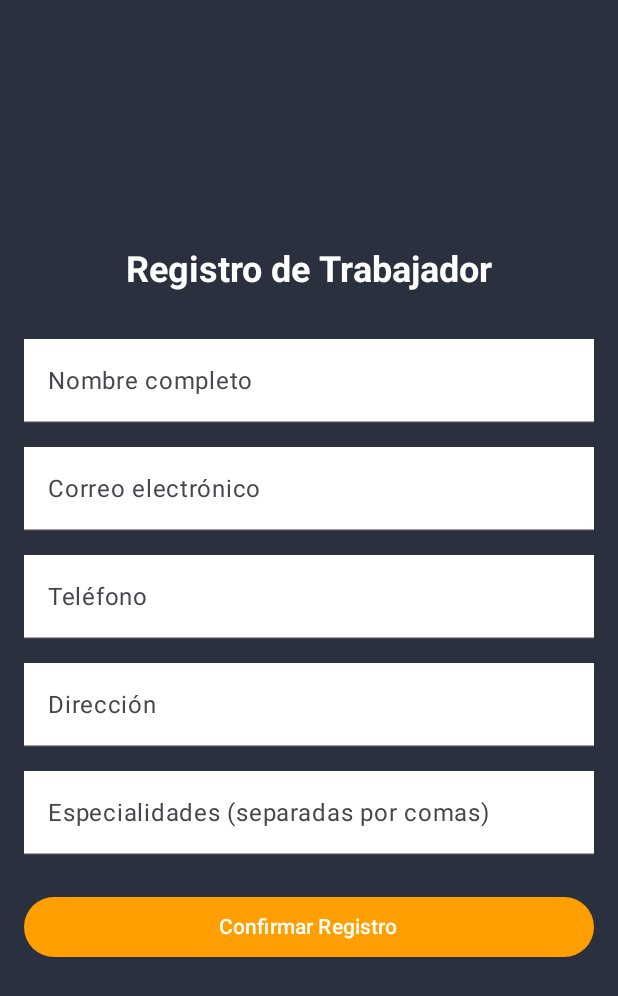
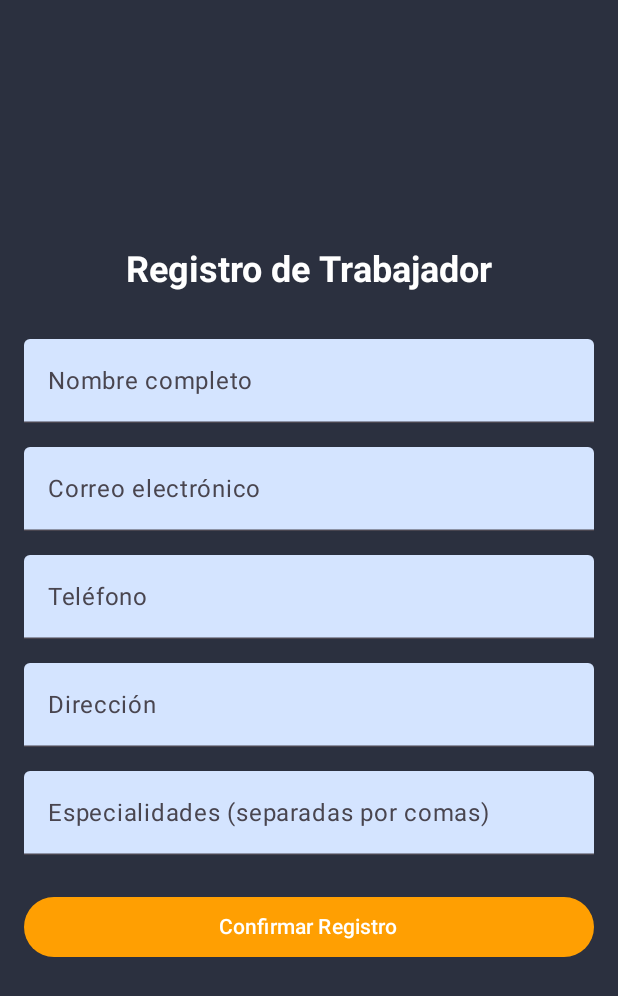
Before and after one commit to apuchigay/PetApp, an Android app built with Jetpack Compose: the TrabajadorScreen screen opened through its navigation route, on a phone screen of 412 x 824 dp. Shown: the top 996 px of the screen. Run offline under Robolectric (Android 15) with nearby library versions, the phone set to English and light mode, and no system bars; our stand-ins replace Room's generated code; libraries missing offline, so code that uses them is left out: com.google.firebase.crashlytics.

Commit message:
Modificacion de formulario y prueba de insersion en BD

```diff
--- a/app/src/main/java/com/example/cuidadoanimal/DAO/PersonaDao.kt
+++ b/app/src/main/java/com/example/cuidadoanimal/DAO/PersonaDao.kt
@@ -7,7 +7,7 @@ import com.example.cuidadoanimal.Model.Persona
 interface PersonaDao {
 
     @Insert(onConflict = OnConflictStrategy.REPLACE)
-    suspend fun insertPersona(persona: Persona)
+    suspend fun insertPersona(persona: Persona): Long  // Cambiado a Long para retornar el ID
 
     @Update
     suspend fun updatePersona(persona: Persona)
--- a/app/src/main/java/com/example/cuidadoanimal/MainActivity.kt
+++ b/app/src/main/java/com/example/cuidadoanimal/MainActivity.kt
@@ -22,8 +22,12 @@ class MainActivity : ComponentActivity() {
             // Crear el NavHostController
             val navController = rememberNavController()
 
-            // Pasar el navController y autenticacionRepository a la función de Navigation
-            Navigation(navController = navController, autenticacionRepository = autenticacionRepository)
+            // Pasar el navController, autenticacionRepository y database a la función de Navigation
+            Navigation(
+                navController = navController,
+                autenticacionRepository = autenticacionRepository,
+                db = database // Agregar la base de datos como parámetro
+            )
         }
     }
 }
--- a/app/src/main/java/com/example/cuidadoanimal/Repository/PersonaRepository.kt
+++ b/app/src/main/java/com/example/cuidadoanimal/Repository/PersonaRepository.kt
@@ -7,8 +7,8 @@ import kotlinx.coroutines.withContext
 
 class PersonaRepository(private val personaDao: PersonaDao) {
 
-    suspend fun insertPersona(persona: Persona) {
-        withContext(Dispatchers.IO) {
+    suspend fun insertPersona(persona: Persona): Long { // Cambiado para retornar Long
+        return withContext(Dispatchers.IO) {
             personaDao.insertPersona(persona)
         }
     }
--- a/app/src/main/java/com/example/cuidadoanimal/Screen/Navigation.kt
+++ b/app/src/main/java/com/example/cuidadoanimal/Screen/Navigation.kt
@@ -5,21 +5,19 @@ import androidx.navigation.NavHostController
 import androidx.navigation.compose.NavHost
 import androidx.navigation.compose.composable
 import com.example.cuidadoanimal.Repository.AutenticacionRepository
+import com.example.cuidadoanimal.Database.CuidadoAnimalDatabase
 
 @Composable
-fun Navigation(navController: NavHostController, autenticacionRepository: AutenticacionRepository) {
+fun Navigation(navController: NavHostController, autenticacionRepository: AutenticacionRepository, db: CuidadoAnimalDatabase) {
     NavHost(navController = navController, startDestination = "main_screen") {
-        // Ruta para MainScreen
         composable("main_screen") {
             MainScreen(navController)
         }
-        // Ruta para ClienteScreen
         composable("cliente_screen") {
             ClienteScreen(navController)
         }
-        // Ruta para TrabajadorScreen
         composable("trabajador_screen") {
-            TrabajadorScreen(navController)
+            TrabajadorScreen(navController, db) // Se pasa `db` aquí
         }
     }
 }
--- a/app/src/main/java/com/example/cuidadoanimal/Screen/TrabajadorScreen.kt
+++ b/app/src/main/java/com/example/cuidadoanimal/Screen/TrabajadorScreen.kt
@@ -15,10 +15,17 @@ import androidx.compose.ui.unit.dp
 import androidx.compose.ui.unit.sp
 import androidx.navigation.NavHostController
 import com.example.cuidadoanimal.Model.Trabajador
+import com.example.cuidadoanimal.Model.Persona
+import com.example.cuidadoanimal.Repository.TrabajadorRepository
+import com.example.cuidadoanimal.Repository.PersonaRepository
+import com.example.cuidadoanimal.Database.CuidadoAnimalDatabase
+import kotlinx.coroutines.CoroutineScope
+import kotlinx.coroutines.Dispatchers
+import kotlinx.coroutines.launch
 
 @OptIn(ExperimentalMaterial3Api::class)
 @Composable
-fun TrabajadorScreen(navController: NavHostController) {
+fun TrabajadorScreen(navController: NavHostController, db: CuidadoAnimalDatabase) {
     var nombre by remember { mutableStateOf("") }
     var email by remember { mutableStateOf("") }
     var telefono by remember { mutableStateOf("") }
@@ -26,10 +33,14 @@ fun TrabajadorScreen(navController: NavHostController) {
     var especialidades by remember { mutableStateOf("") }
     var successMessage by remember { mutableStateOf("") }
 
+    // Crear instancias de los repositorios sin Hilt
+    val trabajadorRepository = TrabajadorRepository(db.trabajadorDao())
+    val personaRepository = PersonaRepository(db.personaDao())
+
     Column(
         modifier = Modifier
             .fillMaxSize()
-            .background(Color(0xFF2B303F))  // Fondo de pantalla
+            .background(Color(0xFF2B303F))
             .padding(16.dp),
         verticalArrangement = Arrangement.Center,
         horizontalAlignment = Alignment.CenterHorizontally
@@ -42,29 +53,24 @@ fun TrabajadorScreen(navController: NavHostController) {
             modifier = Modifier.padding(bottom = 32.dp)
         )
 
-        // Campo de Nombre
+        // Campos de entrada
         TextField(
             value = nombre,
             onValueChange = { nombre = it },
             label = { Text("Nombre completo") },
-            modifier = Modifier
-                .fillMaxWidth()
-                .background(Color.White),
-            colors = TextFieldDefaults.textFieldColors(containerColor = Color.White),
+            modifier = Modifier.fillMaxWidth(),
+            colors = TextFieldDefaults.textFieldColors(containerColor = Color(0xFFD4E4FF)),
             keyboardOptions = KeyboardOptions.Default.copy(imeAction = ImeAction.Next)
         )
 
         Spacer(modifier = Modifier.height(16.dp))
 
-        // Campo de Email
         TextField(
             value = email,
             onValueChange = { email = it },
             label = { Text("Correo electrónico") },
-            modifier = Modifier
-                .fillMaxWidth()
-                .background(Color.White),
-            colors = TextFieldDefaults.textFieldColors(containerColor = Color.White),
+            modifier = Modifier.fillMaxWidth(),
+            colors = TextFieldDefaults.textFieldColors(containerColor = Color(0xFFD4E4FF)),
             keyboardOptions = KeyboardOptions.Default.copy(
                 keyboardType = KeyboardType.Email,
                 imeAction = ImeAction.Next
@@ -73,15 +79,12 @@ fun TrabajadorScreen(navController: NavHostController) {
 
         Spacer(modifier = Modifier.height(16.dp))
 
-        // Campo de Teléfono
         TextField(
             value = telefono,
             onValueChange = { telefono = it },
             label = { Text("Teléfono") },
-            modifier = Modifier
-                .fillMaxWidth()
-                .background(Color.White),
-            colors = TextFieldDefaults.textFieldColors(containerColor = Color.White),
+            modifier = Modifier.fillMaxWidth(),
+            colors = TextFieldDefaults.textFieldColors(containerColor = Color(0xFFD4E4FF)),
             keyboardOptions = KeyboardOptions.Default.copy(
                 keyboardType = KeyboardType.Phone,
                 imeAction = ImeAction.Next
@@ -90,29 +93,23 @@ fun TrabajadorScreen(navController: NavHostController) {
 
         Spacer(modifier = Modifier.height(16.dp))
 
-        // Campo de Dirección
         TextField(
             value = direccion,
             onValueChange = { direccion = it },
             label = { Text("Dirección") },
-            modifier = Modifier
-                .fillMaxWidth()
-                .background(Color.White),
-            colors = TextFieldDefaults.textFieldColors(containerColor = Color.White),
+            modifier = Modifier.fillMaxWidth(),
+            colors = TextFieldDefaults.textFieldColors(containerColor = Color(0xFFD4E4FF)),
             keyboardOptions = KeyboardOptions.Default.copy(imeAction = ImeAction.Next)
         )
 
         Spacer(modifier = Modifier.height(16.dp))
 
-        // Campo de Especialidades
         TextField(
             value = especialidades,
             onValueChange = { especialidades = it },
             label = { Text("Especialidades (separadas por comas)") },
-            modifier = Modifier
-                .fillMaxWidth()
-                .background(Color.White),
-            colors = TextFieldDefaults.textFieldColors(containerColor = Color.White),
+            modifier = Modifier.fillMaxWidth(),
+            colors = TextFieldDefaults.textFieldColors(containerColor = Color(0xFFD4E4FF)),
             keyboardOptions = KeyboardOptions.Default.copy(imeAction = ImeAction.Done)
         )
 
@@ -122,12 +119,23 @@ fun TrabajadorScreen(navController: NavHostController) {
         Button(
             onClick = {
                 if (nombre.isNotBlank() && email.isNotBlank() && telefono.isNotBlank() && direccion.isNotBlank() && especialidades.isNotBlank()) {
-                    val nuevoTrabajador = Trabajador(
-                        persona_id = 0,
-                        especialidades = especialidades.split(",").map { it.trim() },
-                        calificacion = 0.0f
+                    val nuevaPersona = Persona(
+                        nombre = nombre,
+                        email = email,
+                        telefono = telefono,
+                        direccion = direccion
                     )
-                    successMessage = "Registro exitoso para $nombre"
+
+                    CoroutineScope(Dispatchers.IO).launch {
+                        val personaId = personaRepository.insertPersona(nuevaPersona).toInt()
+                        val nuevoTrabajador = Trabajador(
+                            persona_id = personaId, // Convertido a Int
+                            especialidades = especialidades.split(",").map { it.trim() },
+                            calificacion = 0.0f
+                        )
+                        trabajadorRepository.insertTrabajador(nuevoTrabajador)
+                        successMessage = "Registro exitoso para $nombre"
+                    }
                 } else {
                     successMessage = "Por favor, completa todos los campos"
                 }
```
